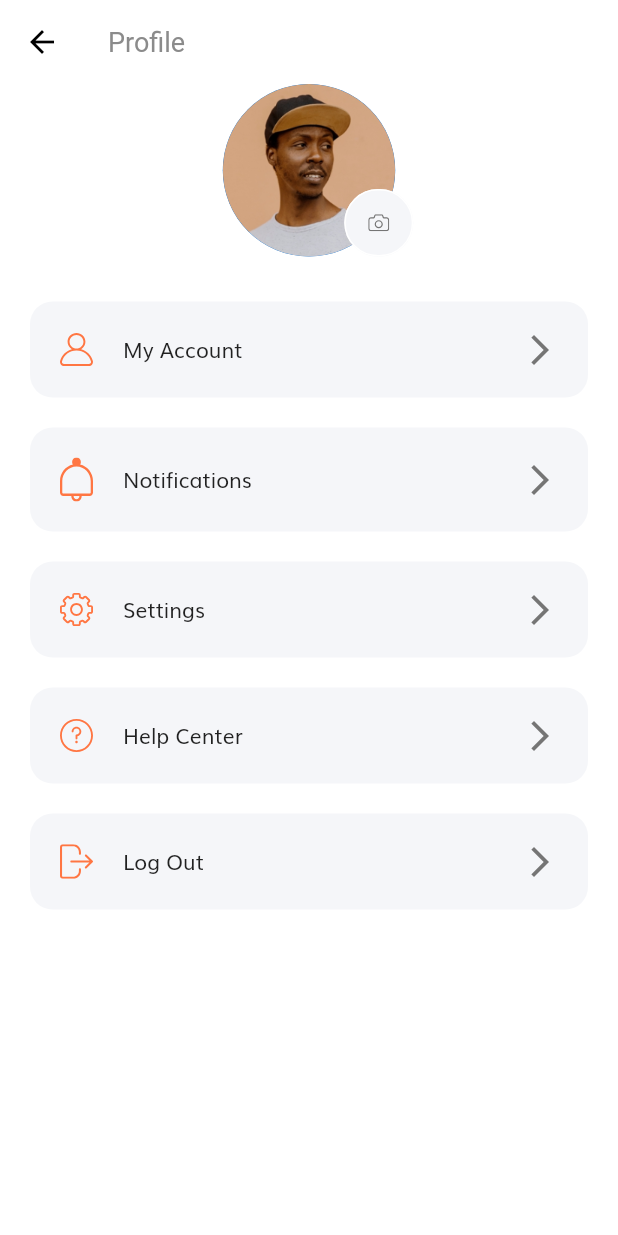
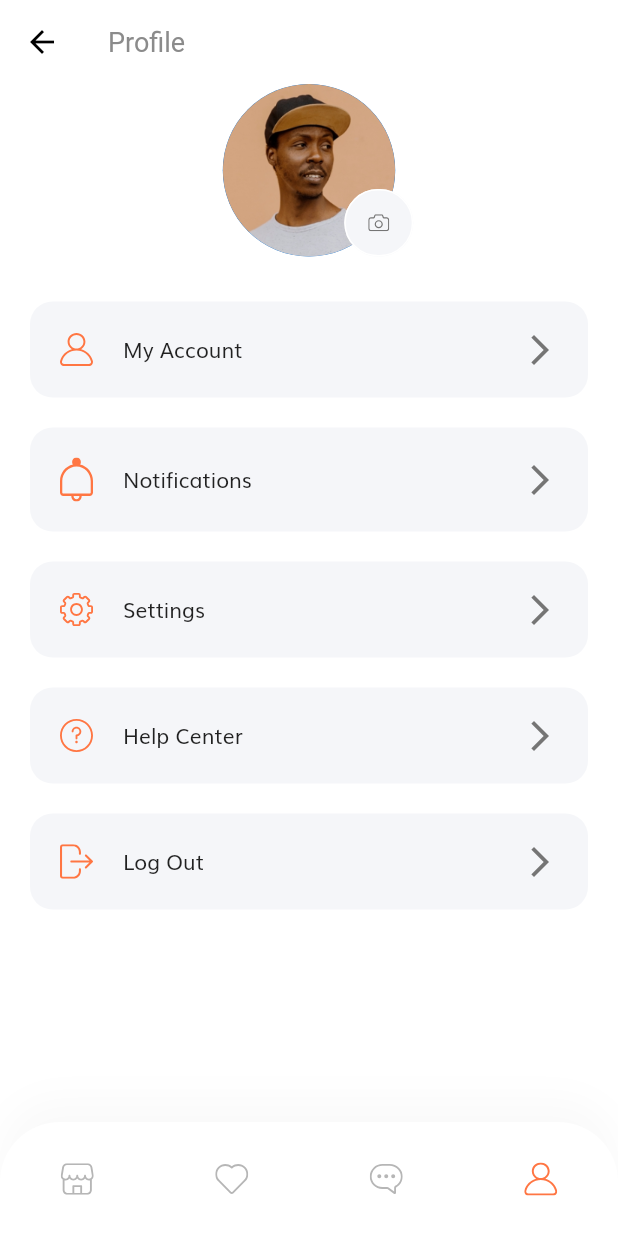
Before and after one commit to KislyakovS/e-commerce, a Flutter app: the ProfileScreen screen opened by its route, on a phone screen of 412 x 824 dp. Run offline on Flutter 3.47's test engine with Material 2 defaults, Android fonts, the phone set to English and light mode, and no system bars; our stand-ins replace flutter_svg; missing offline and left inert: dart:ffi.

Commit message:
Added bottom navigator bar

```diff
--- /dev/null
+++ b/lib/components/custom_bottom_navigation.dart
@@ -0,0 +1,84 @@
+import 'package:e_commerce/screens/home/home_screen.dart';
+import 'package:e_commerce/screens/profile/profile_screen.dart';
+import 'package:flutter/material.dart';
+import 'package:flutter_svg/svg.dart';
+
+import '../constants.dart';
+import '../enums.dart';
+
+class CustomButtonNavBar extends StatelessWidget {
+  const CustomButtonNavBar({
+    Key key,
+    @required this.selectedMenu,
+  }) : super(key: key);
+
+  final MenuState selectedMenu;
+
+  @override
+  Widget build(BuildContext context) {
+    final Color isActiveIconColor = Color(0xFFB6B6B6);
+
+    return Container(
+      padding: EdgeInsets.symmetric(vertical: 14),
+      decoration: BoxDecoration(
+        color: Colors.white,
+        borderRadius: BorderRadius.only(
+          topLeft: Radius.circular(40),
+          topRight: Radius.circular(40),
+        ),
+        boxShadow: [
+          BoxShadow(
+            offset: Offset(0, -15),
+            blurRadius: 20,
+            color: Color(0xFFDADADA).withOpacity(0.15),
+          )
+        ],
+      ),
+      child: SafeArea(
+        child: Row(
+          mainAxisAlignment: MainAxisAlignment.spaceAround,
+          children: [
+            IconButton(
+              onPressed: () =>
+                  Navigator.pushNamed(context, HomeScreen.routeName),
+              icon: SvgPicture.asset(
+                'assets/icons/Shop Icon.svg',
+                color: MenuState.home == selectedMenu
+                    ? kPrimaryColor
+                    : isActiveIconColor,
+              ),
+            ),
+            IconButton(
+              onPressed: () {},
+              icon: SvgPicture.asset(
+                'assets/icons/Heart Icon.svg',
+                color: MenuState.favourite == selectedMenu
+                    ? kPrimaryColor
+                    : isActiveIconColor,
+              ),
+            ),
+            IconButton(
+              onPressed: () {},
+              icon: SvgPicture.asset(
+                'assets/icons/Chat bubble Icon.svg',
+                color: MenuState.message == selectedMenu
+                    ? kPrimaryColor
+                    : isActiveIconColor,
+              ),
+            ),
+            IconButton(
+              onPressed: () =>
+                  Navigator.pushNamed(context, ProfileScreen.routeName),
+              icon: SvgPicture.asset(
+                'assets/icons/User Icon.svg',
+                color: MenuState.profile == selectedMenu
+                    ? kPrimaryColor
+                    : isActiveIconColor,
+              ),
+            )
+          ],
+        ),
+      ),
+    );
+  }
+}
--- /dev/null
+++ b/lib/enums.dart
@@ -0,0 +1 @@
+enum MenuState { home, favourite, message, profile }
--- a/lib/main.dart
+++ b/lib/main.dart
@@ -1,4 +1,3 @@
-import 'package:e_commerce/screens/profile/profile_screen.dart';
 import 'package:flutter/material.dart';
 
 import 'routs.dart';
@@ -16,7 +15,7 @@ class MyApp extends StatelessWidget {
       debugShowCheckedModeBanner: false,
       title: 'Flutter Demo',
       theme: theme(),
-      initialRoute: ProfileScreen.routeName,
+      initialRoute: SplashScreen.routeName,
       routes: routes,
     );
   }
--- a/lib/screens/home/home_screen.dart
+++ b/lib/screens/home/home_screen.dart
@@ -1,3 +1,5 @@
+import 'package:e_commerce/components/custom_bottom_navigation.dart';
+import 'package:e_commerce/enums.dart';
 import 'package:flutter/material.dart';
 
 import 'components/body.dart';
@@ -9,6 +11,9 @@ class HomeScreen extends StatelessWidget {
   Widget build(BuildContext context) {
     return Scaffold(
       body: Body(),
+      bottomNavigationBar: CustomButtonNavBar(
+        selectedMenu: MenuState.home,
+      ),
     );
   }
 }
--- a/lib/screens/profile/profile_screen.dart
+++ b/lib/screens/profile/profile_screen.dart
@@ -1,4 +1,9 @@
+import 'package:e_commerce/components/custom_bottom_navigation.dart';
+import 'package:e_commerce/constants.dart';
+import 'package:e_commerce/enums.dart';
+import 'package:e_commerce/screens/home/home_screen.dart';
 import 'package:flutter/material.dart';
+import 'package:flutter_svg/svg.dart';
 
 import 'components/body.dart';
 
@@ -12,6 +17,9 @@ class ProfileScreen extends StatelessWidget {
         title: Text('Profile'),
       ),
       body: Body(),
+      bottomNavigationBar: CustomButtonNavBar(
+        selectedMenu: MenuState.profile,
+      ),
     );
   }
 }
```
